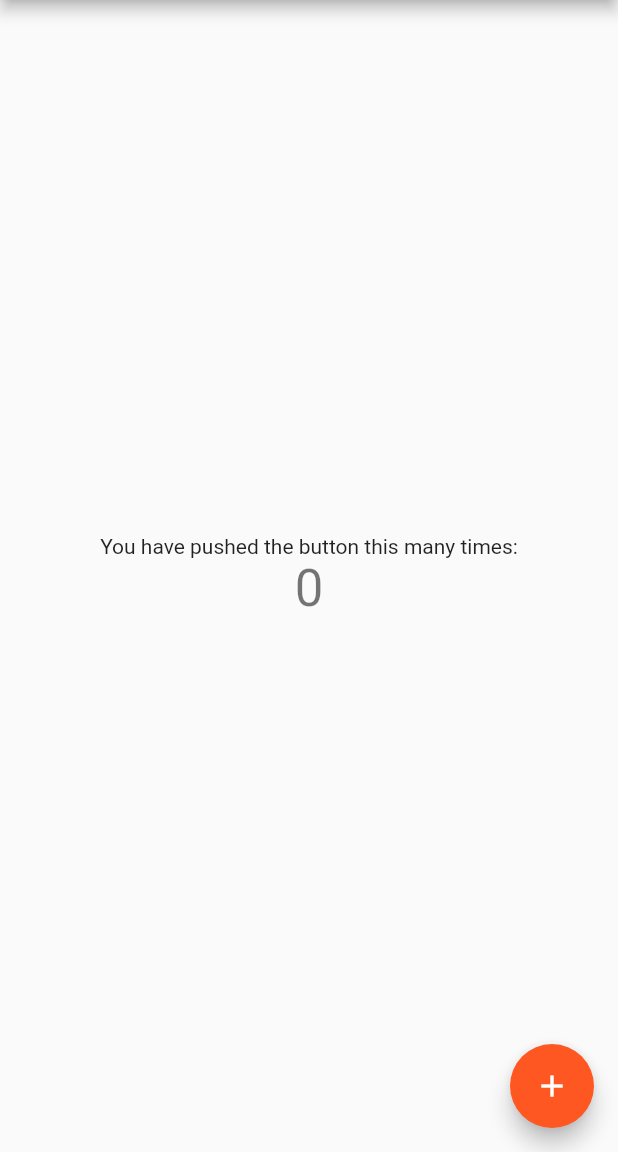
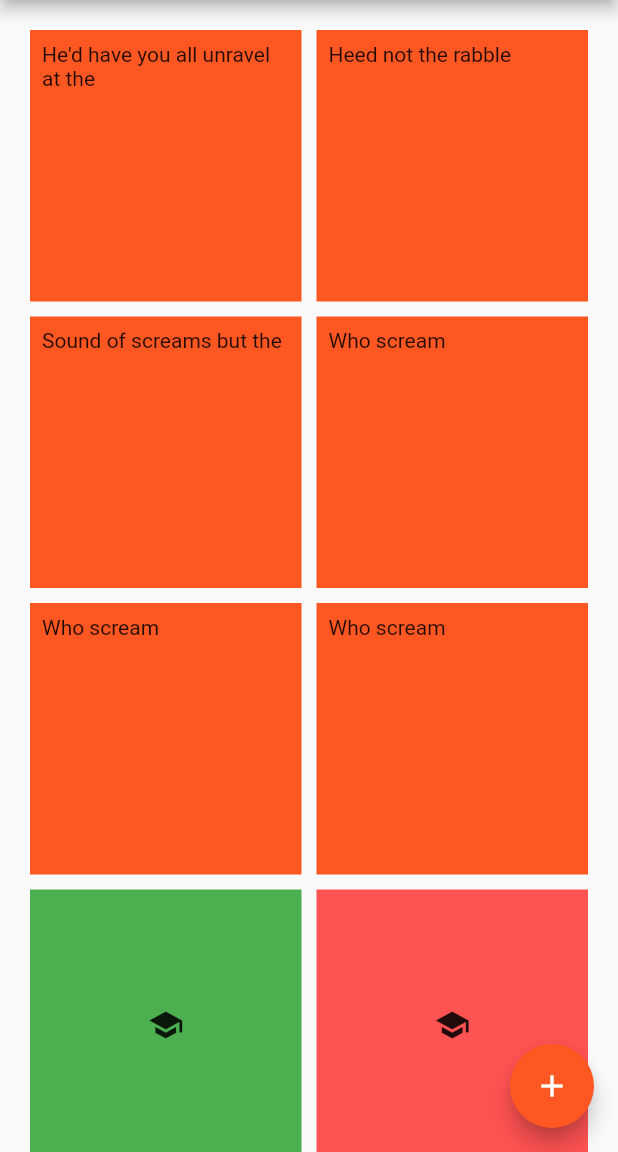
Before and after one commit to AngusFiedler/Hack_MIT_2020, a Flutter app: the screen it shows after launch, on a phone screen of 412 x 824 dp, the part 84-1236 px from its top. Run offline on Flutter 3.47's test engine with Material 2 defaults, Android fonts, the phone set to English and light mode, and no system bars.

Commit message:
added super basic interface?

```diff
--- a/habit_reminder/lib/main.dart
+++ b/habit_reminder/lib/main.dart
@@ -77,35 +77,79 @@ class _MyHomePageState extends State<MyHomePage> {
         // the App.build method, and use it to set our appbar title.
         title: Text(widget.title),
       ),
-      body: Center(
-        // Center is a layout widget. It takes a single child and positions it
-        // in the middle of the parent.
-        child: Column(
-          // Column is also a layout widget. It takes a list of children and
-          // arranges them vertically. By default, it sizes itself to fit its
-          // children horizontally, and tries to be as tall as its parent.
-          //
-          // Invoke "debug painting" (press "p" in the console, choose the
-          // "Toggle Debug Paint" action from the Flutter Inspector in Android
-          // Studio, or the "Toggle Debug Paint" command in Visual Studio Code)
-          // to see the wireframe for each widget.
-          //
-          // Column has various properties to control how it sizes itself and
-          // how it positions its children. Here we use mainAxisAlignment to
-          // center the children vertically; the main axis here is the vertical
-          // axis because Columns are vertical (the cross axis would be
-          // horizontal).
-          mainAxisAlignment: MainAxisAlignment.center,
-          children: <Widget>[
-            Text(
-              'You have pushed the button this many times:',
-            ),
-            Text(
-              '$_counter',
-              style: Theme.of(context).textTheme.headline4,
-            ),
-          ],
-        ),
+      body: GridView.count(
+        primary: false,
+        padding: const EdgeInsets.all(20),
+        crossAxisSpacing: 10,
+        mainAxisSpacing: 10,
+        crossAxisCount: 2,
+        children: <Widget>[
+          Container(
+            padding: const EdgeInsets.all(8),
+            child: const Text("He'd have you all unravel at the"),
+            color: Colors.deepOrange,
+          ),
+          Container(
+            padding: const EdgeInsets.all(8),
+            child: const Text('Heed not the rabble'),
+            color: Colors.deepOrange,
+          ),
+          Container(
+            padding: const EdgeInsets.all(8),
+            child: const Text('Sound of screams but the'),
+            color: Colors.deepOrange,
+          ),
+          Container(
+            padding: const EdgeInsets.all(8),
+            child: const Text('Who scream'),
+            color: Colors.deepOrange,
+          ),
+          Container(
+            padding: const EdgeInsets.all(8),
+            child: const Text('Who scream'),
+            color: Colors.deepOrange,
+          ),
+          Container(
+            padding: const EdgeInsets.all(8),
+            child: const Text('Who scream'),
+            color: Colors.deepOrange,
+          ),
+          Container(
+            padding: const EdgeInsets.all(8),
+            child: Icon(Icons.school),
+            color: Colors.green,
+          ),
+          Container(
+            padding: const EdgeInsets.all(8),
+            child: Icon(Icons.school),
+            color: Colors.redAccent,
+          ),
+          Container(
+            padding: const EdgeInsets.all(8),
+            child: const Text('Who scream'),
+            color: Colors.deepOrange,
+          ),
+          Container(
+            padding: const EdgeInsets.all(8),
+            child: const Text('Who scream'),
+            color: Colors.deepOrange,
+          ),
+          Container(
+            padding: const EdgeInsets.all(8),
+            child: const Text('Who scream'),
+            color: Colors.deepOrange,
+          ),
+          Container(
+            padding: const EdgeInsets.all(8),
+            child: const Text('Revolution is coming...'),
+            color: Colors.deepOrange,
+          ),
+          Container(
+            padding: const EdgeInsets.all(8),
+            child: const Text('Revolution, they...'),
+            color: Colors.deepOrange,
+          ),
+        ],
       ),
       floatingActionButton: FloatingActionButton(
         onPressed: _incrementCounter,
```
